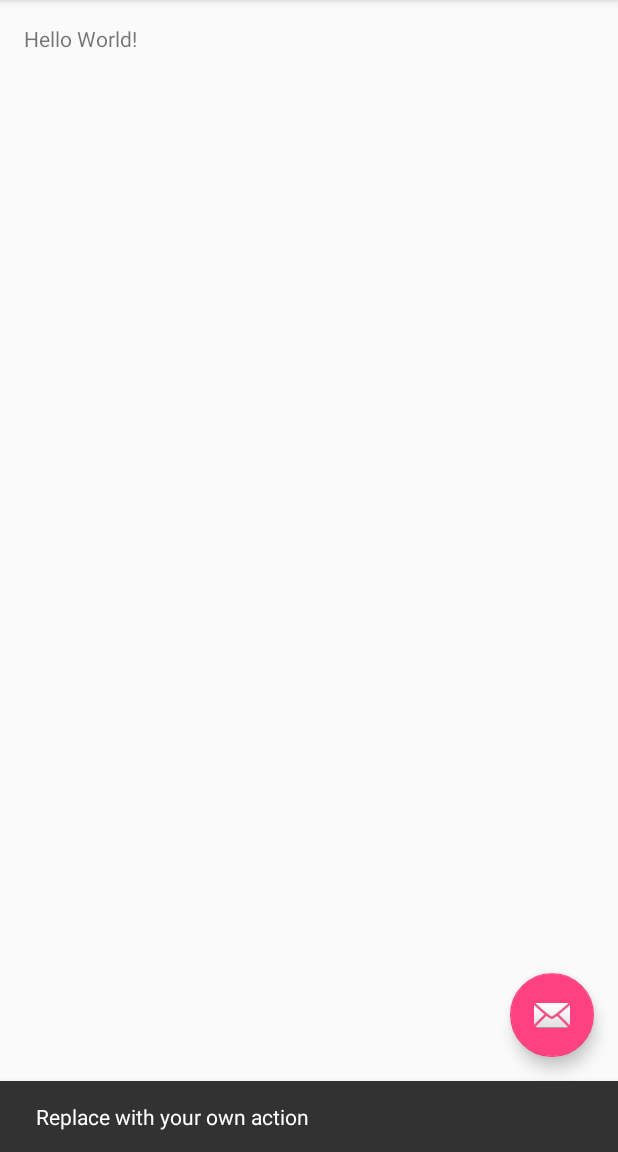
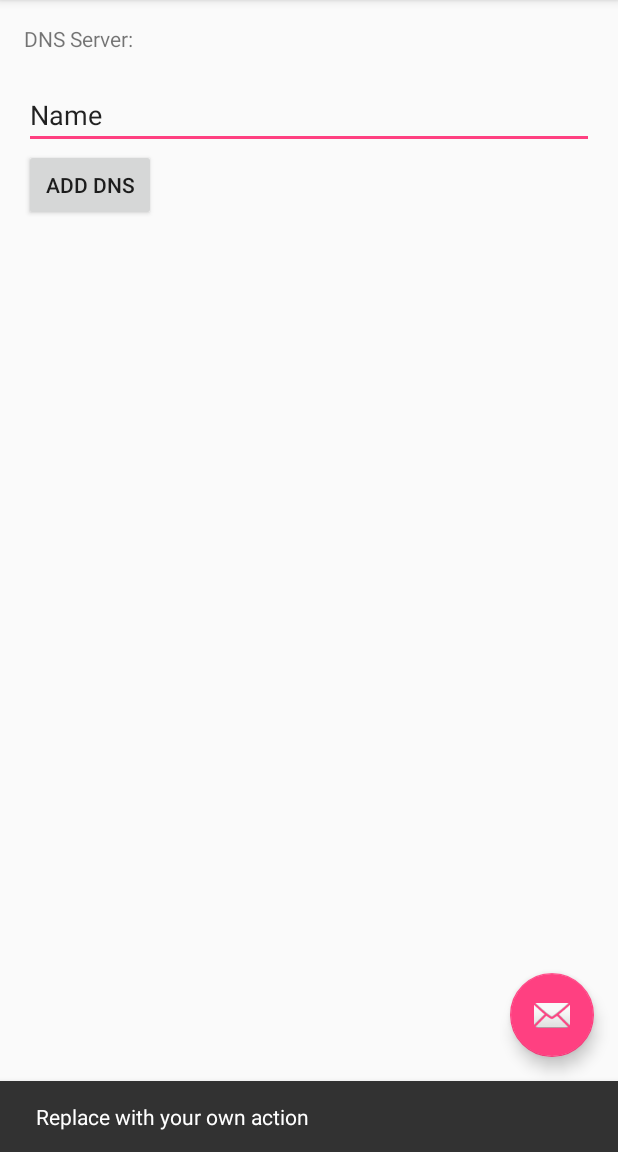
Before and after one commit to dnslearning/dnslearning-android, an Android app: the screen it shows after launch (MainActivity), after a tap on an icon or button, on a phone screen of 412 x 824 dp, the part 84-1236 px from its top. Run offline under Robolectric (Android 15) with nearby library versions, the phone set to English and light mode, and no system bars.

Commit message:
Update icons

```diff
--- a/app/src/main/res/layout/content_main.xml
+++ b/app/src/main/res/layout/content_main.xml
@@ -16,5 +16,27 @@
     <TextView
         android:layout_width="wrap_content"
         android:layout_height="wrap_content"
-        android:text="Hello World!" />
+        android:text="DNS Server:" />
+
+    <EditText
+        android:layout_width="wrap_content"
+        android:layout_height="wrap_content"
+        android:text="Name"
+        android:ems="10"
+        android:layout_below="@+id/textView"
+        android:layout_alignParentLeft="true"
+        android:layout_alignParentStart="true"
+        android:layout_marginTop="38dp"
+        android:id="@+id/ip_address"
+        android:layout_alignParentRight="true"
+        android:layout_alignParentEnd="true" />
+
+    <Button
+        android:text="Add DNS"
+        android:layout_width="wrap_content"
+        android:layout_height="wrap_content"
+        android:layout_below="@+id/ip_address"
+        android:layout_alignParentLeft="true"
+        android:layout_alignParentStart="true"
+        android:id="@+id/add_dns_btn" />
 </RelativeLayout>
```
Also changed, not shown: app/src/main/ic_launcher-web.png (added), app/src/main/res/mipmap-hdpi/ic_launcher.png, app/src/main/res/mipmap-mdpi/ic_launcher.png, app/src/main/res/mipmap-xhdpi/ic_launcher.png, app/src/main/res/mipmap-xxhdpi/ic_launcher.png, app/src/main/res/mipmap-xxxhdpi/ic_launcher.png.
